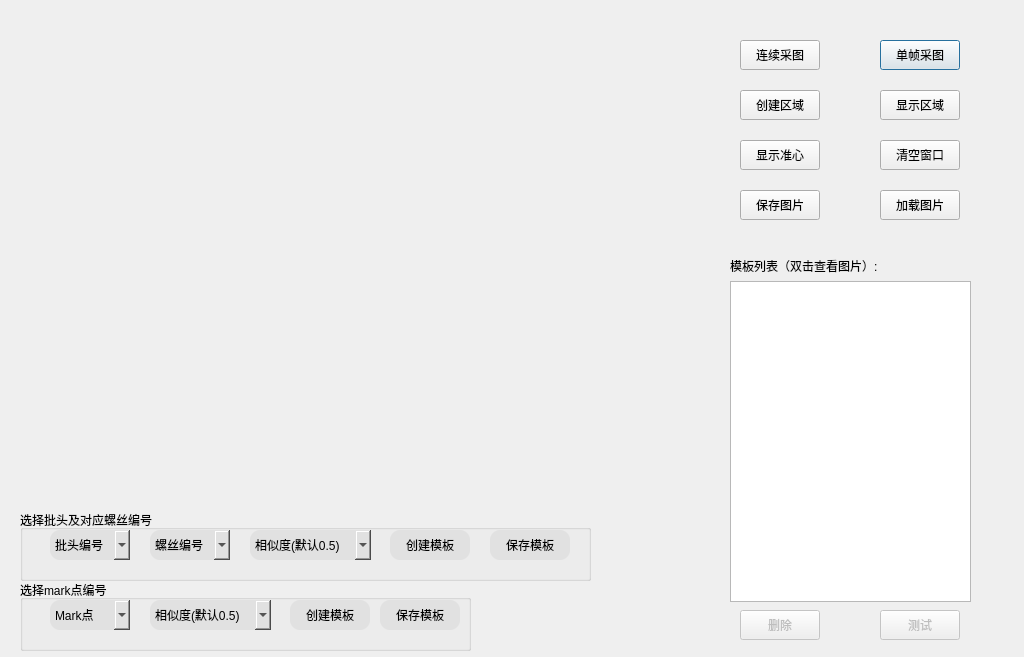
The window that AQRVison/dialogshapemodel.ui (MacavityT/2D_ScrewLocation) describes before a commit, drawn with Qt 5.
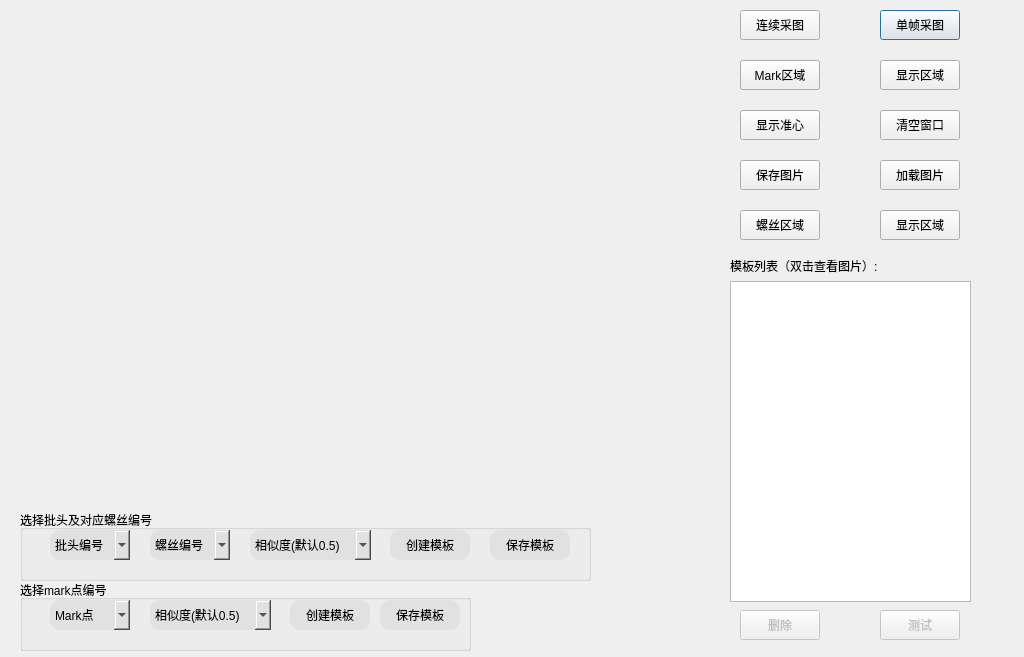
The same window after the commit.

Commit message: Add dynamic region ,wait to add wire shelter problem

```diff
--- a/AQRVison/dialogshapemodel.ui
+++ b/AQRVison/dialogshapemodel.ui
@@ -32,7 +32,7 @@
    <property name="geometry">
     <rect>
      <x>880</x>
-     <y>40</y>
+     <y>10</y>
      <width>80</width>
      <height>30</height>
     </rect>
@@ -48,7 +48,7 @@
    <property name="geometry">
     <rect>
      <x>880</x>
-     <y>190</y>
+     <y>160</y>
      <width>80</width>
      <height>30</height>
     </rect>
@@ -452,7 +452,7 @@
    <property name="geometry">
     <rect>
      <x>740</x>
-     <y>190</y>
+     <y>160</y>
      <width>80</width>
      <height>30</height>
     </rect>
@@ -468,7 +468,7 @@
    <property name="geometry">
     <rect>
      <x>740</x>
-     <y>40</y>
+     <y>10</y>
      <width>80</width>
      <height>30</height>
     </rect>
@@ -484,7 +484,7 @@
    <property name="geometry">
     <rect>
      <x>880</x>
-     <y>90</y>
+     <y>60</y>
      <width>80</width>
      <height>30</height>
     </rect>
@@ -497,20 +497,20 @@
    <property name="geometry">
     <rect>
      <x>740</x>
-     <y>90</y>
+     <y>60</y>
      <width>80</width>
      <height>30</height>
     </rect>
    </property>
    <property name="text">
-    <string>创建区域</string>
+    <string>Mark区域</string>
    </property>
   </widget>
   <widget class="QPushButton" name="pushButtonShowCross">
    <property name="geometry">
     <rect>
      <x>740</x>
-     <y>140</y>
+     <y>110</y>
      <width>80</width>
      <height>30</height>
     </rect>
@@ -523,7 +523,7 @@
    <property name="geometry">
     <rect>
      <x>880</x>
-     <y>140</y>
+     <y>110</y>
      <width>80</width>
      <height>30</height>
     </rect>
@@ -690,6 +690,32 @@
     </item>
    </widget>
   </widget>
+  <widget class="QPushButton" name="pushButtonScrewRegion">
+   <property name="geometry">
+    <rect>
+     <x>740</x>
+     <y>210</y>
+     <width>80</width>
+     <height>30</height>
+    </rect>
+   </property>
+   <property name="text">
+    <string>螺丝区域</string>
+   </property>
+  </widget>
+  <widget class="QPushButton" name="pushButtonShowScrewRegion">
+   <property name="geometry">
+    <rect>
+     <x>880</x>
+     <y>210</y>
+     <width>80</width>
+     <height>30</height>
+    </rect>
+   </property>
+   <property name="text">
+    <string>显示区域</string>
+   </property>
+  </widget>
  </widget>
  <resources/>
  <connections/>
```
Left out of the diff: 2 changed lines with no effect on the pictures. The commit also changes 4 other files.
